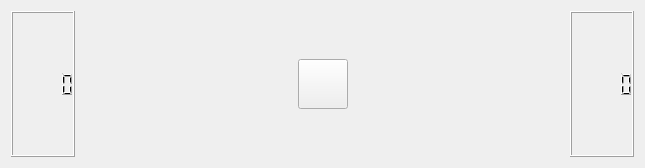
Before: the Qt Designer form CTopWidget.ui in katecpp/sheep_sweeper, drawn with Qt 5.
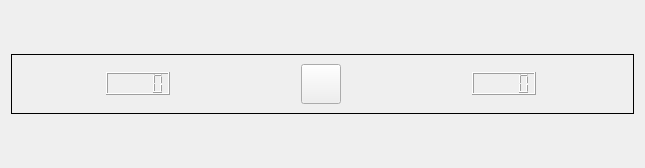
After: the same form once the commit is applied.

Commit message: Count sheep remaining for top widget

The edit to the form file:
```diff
--- a/CTopWidget.ui
+++ b/CTopWidget.ui
@@ -10,23 +10,62 @@
     <height>168</height>
    </rect>
   </property>
+  <property name="sizePolicy">
+   <sizepolicy hsizetype="Minimum" vsizetype="Fixed">
+    <horstretch>0</horstretch>
+    <verstretch>0</verstretch>
+   </sizepolicy>
+  </property>
   <property name="windowTitle">
    <string>Form</string>
   </property>
-  <layout class="QGridLayout" name="gridLayout">
-   <item row="0" column="0">
+  <layout class="QVBoxLayout" name="verticalLayout">
+   <item alignment="Qt::AlignVCenter">
+    <widget class="QFrame" name="frame">
+     <property name="sizePolicy">
+      <sizepolicy hsizetype="Minimum" vsizetype="Fixed">
+       <horstretch>0</horstretch>
+       <verstretch>0</verstretch>
+      </sizepolicy>
+     </property>
+     <property name="minimumSize">
+      <size>
+       <width>0</width>
+       <height>50</height>
+      </size>
+     </property>
+     <property name="frameShape">
+      <enum>QFrame::Panel</enum>
+     </property>
     <layout class="QHBoxLayout" name="horizontalLayout">
      <property name="sizeConstraint">
       <enum>QLayout::SetNoConstraint</enum>
      </property>
      <item>
-      <widget class="QLCDNumber" name="lcdTime"/>
+       <widget class="QLCDNumber" name="lcdTime">
+        <property name="sizePolicy">
+         <sizepolicy hsizetype="Fixed" vsizetype="Fixed">
+          <horstretch>0</horstretch>
+          <verstretch>0</verstretch>
+         </sizepolicy>
+        </property>
+        <property name="font">
+         <font>
+          <weight>50</weight>
+          <bold>false</bold>
+          <kerning>true</kerning>
+         </font>
+        </property>
+       </widget>
      </item>
      <item>
       <spacer name="horizontalSpacer">
        <property name="orientation">
         <enum>Qt::Horizontal</enum>
        </property>
+        <property name="sizeType">
+         <enum>QSizePolicy::Minimum</enum>
+        </property>
        <property name="sizeHint" stdset="0">
         <size>
          <width>40</width>
@@ -37,15 +76,33 @@
      </item>
      <item>
       <widget class="QPushButton" name="pushButton">
+        <property name="sizePolicy">
+         <sizepolicy hsizetype="Fixed" vsizetype="Fixed">
+          <horstretch>0</horstretch>
+          <verstretch>0</verstretch>
+         </sizepolicy>
+        </property>
        <property name="minimumSize">
         <size>
-         <width>50</width>
-         <height>50</height>
-        </size>
-       </property>
+          <width>40</width>
+          <height>40</height>
+         </size>
+        </property>
+        <property name="maximumSize">
+         <size>
+          <width>40</width>
+          <height>40</height>
+         </size>
+        </property>
+        <property name="layoutDirection">
+         <enum>Qt::LeftToRight</enum>
+        </property>
        <property name="text">
         <string/>
        </property>
+        <property name="flat">
+         <bool>false</bool>
+        </property>
       </widget>
      </item>
      <item>
@@ -53,6 +110,9 @@
        <property name="orientation">
         <enum>Qt::Horizontal</enum>
        </property>
+        <property name="sizeType">
+         <enum>QSizePolicy::Minimum</enum>
+        </property>
        <property name="sizeHint" stdset="0">
         <size>
          <width>40</width>
@@ -62,9 +122,17 @@
       </spacer>
      </item>
      <item>
-      <widget class="QLCDNumber" name="lcdSheep"/>
-     </item>
-    </layout>
+       <widget class="QLCDNumber" name="lcdSheep">
+        <property name="sizePolicy">
+         <sizepolicy hsizetype="Fixed" vsizetype="Fixed">
+          <horstretch>0</horstretch>
+          <verstretch>0</verstretch>
+         </sizepolicy>
+        </property>
+       </widget>
+      </item>
+     </layout>
+    </widget>
    </item>
   </layout>
  </widget>
```
Lines whose indentation alone changed are shown as unchanged. The commit also changes 6 other files.
